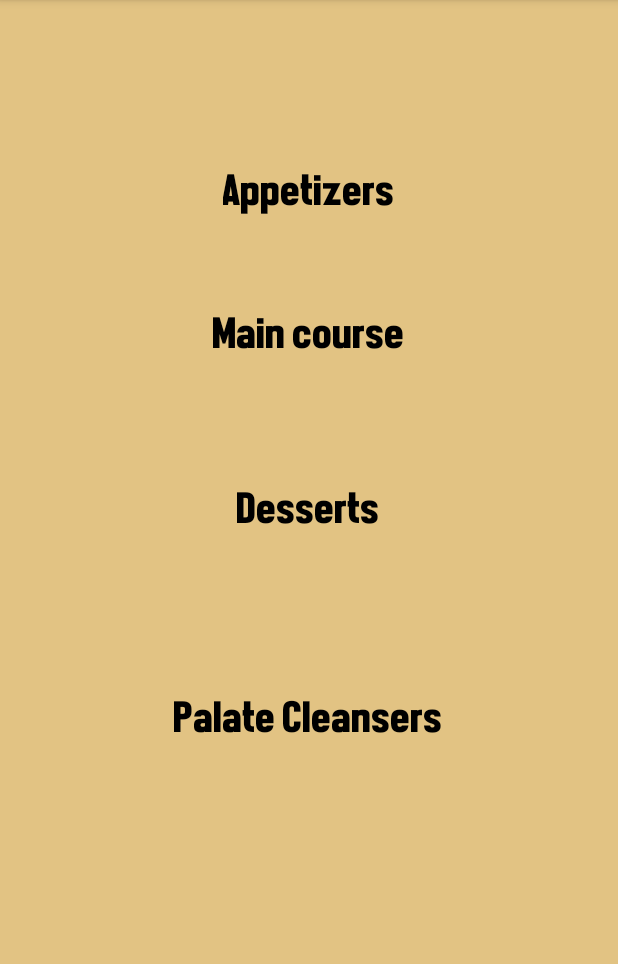
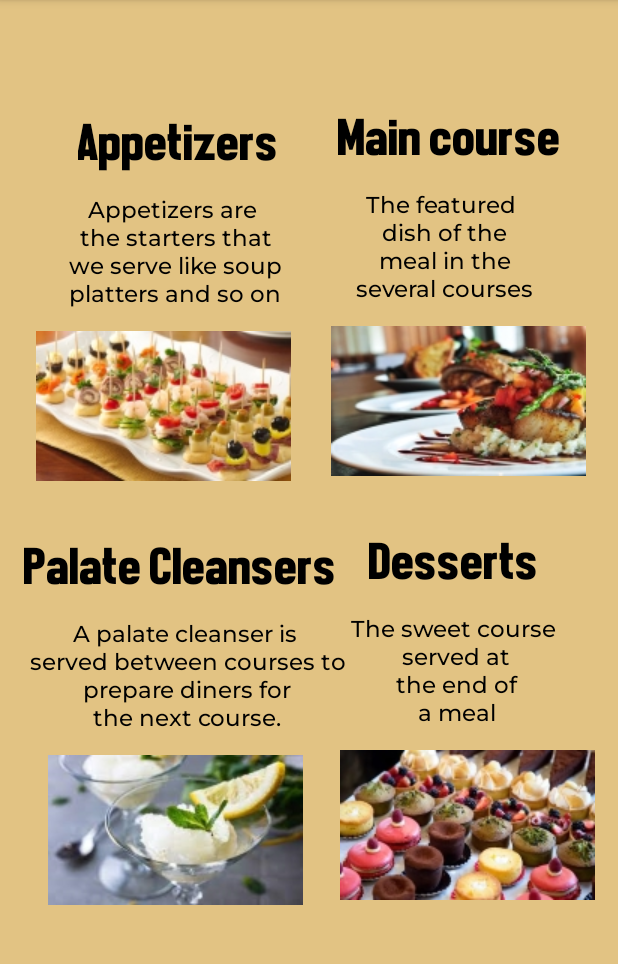
Before and after one commit to Ahaan25/RecipeAppJava, an Android app: the CheckCourses screen opened directly, with no data from a screen before it, on a phone screen of 412 x 824 dp, the part 84-1048 px from its top. Run offline under Robolectric (Android 15) with nearby library versions, the phone set to English and light mode, and no system bars.

Commit message:
Added basic functions

```diff
--- a/app/src/main/java/com/example/recipeappjava/CheckCourses.java
+++ b/app/src/main/java/com/example/recipeappjava/CheckCourses.java
@@ -2,7 +2,10 @@ package com.example.recipeappjava;
 
 import androidx.appcompat.app.AppCompatActivity;
 
+import android.content.Intent;
 import android.os.Bundle;
+import android.view.View;
+import android.widget.ImageView;
 import android.widget.TextView;
 
 import org.w3c.dom.Text;
@@ -10,6 +13,7 @@ import org.w3c.dom.Text;
 public class CheckCourses extends AppCompatActivity {
 
     TextView appetizer, maincourse, dessert, palletecleanser;
+    ImageView app, mai, des, pal;
 
     @Override
     protected void onCreate(Bundle savedInstanceState) {
@@ -20,8 +24,62 @@ public class CheckCourses extends AppCompatActivity {
         maincourse=findViewById(R.id.textView7);
         dessert=findViewById(R.id.textView8);
         palletecleanser=findViewById(R.id.textView9);
+        app=findViewById(R.id.imageView9);
+        mai=findViewById(R.id.imageView10);
+        des=findViewById(R.id.imageView11);
+        pal=findViewById(R.id.imageView12);
 
+        appetizer.setOnClickListener(new View.OnClickListener() {
+            @Override
+            public void onClick(View v) {
+                Intent a=new Intent(CheckCourses.this, Appetizer.class);
+            }
+        });
+        app.setOnClickListener(new View.OnClickListener() {
+            @Override
+            public void onClick(View v) {
+                Intent a=new Intent(CheckCourses.this, Appetizer.class);
+            }
+        });
 
+        maincourse.setOnClickListener(new View.OnClickListener() {
+            @Override
+            public void onClick(View v) {
+                Intent a=new Intent(CheckCourses.this, MainCourse.class);
+            }
+        });
+        mai.setOnClickListener(new View.OnClickListener() {
+            @Override
+            public void onClick(View v) {
+                Intent a=new Intent(CheckCourses.this, MainCourse.class);
+            }
+        });
+
+        dessert.setOnClickListener(new View.OnClickListener() {
+            @Override
+            public void onClick(View v) {
+                Intent a=new Intent(CheckCourses.this, Desserts.class);
+            }
+        });
+        des.setOnClickListener(new View.OnClickListener() {
+            @Override
+            public void onClick(View v) {
+                Intent a=new Intent(CheckCourses.this, Desserts.class);
+            }
+        });
+
+        palletecleanser.setOnClickListener(new View.OnClickListener() {
+            @Override
+            public void onClick(View v) {
+                Intent a=new Intent(CheckCourses.this, PaleteCleansers.class);
+            }
+        });
+        pal.setOnClickListener(new View.OnClickListener() {
+            @Override
+            public void onClick(View v) {
+                Intent a=new Intent(CheckCourses.this, PaleteCleansers.class);
+            }
+        });
 
     }
 }
--- a/app/src/main/res/layout/activity_check_courses.xml
+++ b/app/src/main/res/layout/activity_check_courses.xml
@@ -4,52 +4,8 @@
     xmlns:tools="http://schemas.android.com/tools"
     android:layout_width="match_parent"
     android:layout_height="match_parent"
-    tools:context=".CheckCourses"
-    android:background="#e2c383">
-
-    <TextView
-        android:id="@+id/textView9"
-        android:layout_width="wrap_content"
-        android:layout_height="wrap_content"
-        android:fontFamily="@font/frontpageneue"
-        android:text="Palate Cleansers"
-        android:textColor="@color/black"
-        android:textSize="30dp"
-        app:layout_constraintBottom_toBottomOf="parent"
-        app:layout_constraintEnd_toEndOf="parent"
-        app:layout_constraintHorizontal_bias="0.498"
-        app:layout_constraintStart_toStartOf="parent"
-        app:layout_constraintTop_toBottomOf="@+id/textView8"
-        app:layout_constraintVertical_bias="0.279" />
-
-    <TextView
-        android:id="@+id/textView8"
-        android:layout_width="wrap_content"
-        android:layout_height="wrap_content"
-        android:fontFamily="@font/frontpageneue"
-        android:text="Desserts"
-        android:textColor="@color/black"
-        android:textSize="30dp"
-        app:layout_constraintBottom_toBottomOf="parent"
-        app:layout_constraintEnd_toEndOf="parent"
-        app:layout_constraintHorizontal_bias="0.498"
-        app:layout_constraintStart_toStartOf="parent"
-        app:layout_constraintTop_toBottomOf="@+id/textView7"
-        app:layout_constraintVertical_bias="0.168" />
-
-    <TextView
-        android:id="@+id/textView7"
-        android:layout_width="wrap_content"
-        android:layout_height="wrap_content"
-        android:fontFamily="@font/frontpageneue"
-        android:text="Main course"
-        android:textColor="@color/black"
-        android:textSize="30dp"
-        app:layout_constraintBottom_toBottomOf="parent"
-        app:layout_constraintEnd_toEndOf="parent"
-        app:layout_constraintStart_toStartOf="parent"
-        app:layout_constraintTop_toBottomOf="@+id/textView6"
-        app:layout_constraintVertical_bias="0.105" />
+    android:background="#e2c383"
+    tools:context=".CheckCourses">
 
     <TextView
         android:id="@+id/textView6"
@@ -58,10 +14,158 @@
         android:fontFamily="@font/frontpageneue"
         android:text="Appetizers"
         android:textColor="@color/black"
-        android:textSize="30dp"
+        android:textSize="35dp"
         app:layout_constraintBottom_toBottomOf="parent"
         app:layout_constraintEnd_toEndOf="parent"
+        app:layout_constraintHorizontal_bias="0.186"
         app:layout_constraintStart_toStartOf="parent"
         app:layout_constraintTop_toTopOf="parent"
-        app:layout_constraintVertical_bias="0.15" />
+        app:layout_constraintVertical_bias="0.103" />
+
+    <TextView
+        android:id="@+id/textView16"
+        android:layout_width="wrap_content"
+        android:layout_height="wrap_content"
+        android:layout_marginTop="15dp"
+        android:fontFamily="@font/montserratmedium"
+        android:gravity="center"
+        android:text="@string/appetizers"
+        android:textColor="@color/black"
+        android:textSize="15dp"
+        app:layout_constraintEnd_toEndOf="parent"
+        app:layout_constraintHorizontal_bias="0.156"
+        app:layout_constraintStart_toStartOf="parent"
+        app:layout_constraintTop_toBottomOf="@+id/textView6" />
+
+    <TextView
+        android:id="@+id/textView7"
+        android:layout_width="wrap_content"
+        android:layout_height="wrap_content"
+        android:layout_marginTop="72dp"
+        android:fontFamily="@font/frontpageneue"
+        android:text="Main course"
+        android:textColor="@color/black"
+        android:textSize="35dp"
+        app:layout_constraintEnd_toEndOf="parent"
+        app:layout_constraintHorizontal_bias="0.856"
+        app:layout_constraintStart_toStartOf="parent"
+        app:layout_constraintTop_toTopOf="parent" />
+
+    <TextView
+        android:id="@+id/textView17"
+        android:layout_width="wrap_content"
+        android:layout_height="wrap_content"
+        android:layout_marginTop="15dp"
+        android:fontFamily="@font/montserratmedium"
+        android:gravity="center"
+        android:text="@string/maincourse"
+        android:textColor="@color/black"
+        android:textSize="15dp"
+        app:layout_constraintEnd_toEndOf="parent"
+        app:layout_constraintHorizontal_bias="0.805"
+        app:layout_constraintStart_toStartOf="parent"
+        app:layout_constraintTop_toBottomOf="@+id/textView7" />
+
+    <TextView
+        android:id="@+id/textView19"
+        android:layout_width="wrap_content"
+        android:layout_height="wrap_content"
+        android:layout_marginTop="15dp"
+        android:fontFamily="@font/montserratmedium"
+        android:gravity="center"
+        android:text="@string/desserts"
+        android:textColor="@color/black"
+        android:textSize="15dp"
+        app:layout_constraintEnd_toEndOf="parent"
+        app:layout_constraintHorizontal_bias="0.85"
+        app:layout_constraintStart_toStartOf="parent"
+        app:layout_constraintTop_toBottomOf="@+id/textView8" />
+
+    <TextView
+        android:id="@+id/textView18"
+        android:layout_width="wrap_content"
+        android:layout_height="wrap_content"
+        android:layout_marginTop="15dp"
+        android:fontFamily="@font/montserratmedium"
+        android:gravity="center"
+        android:text="@string/paletecleansers"
+        android:textColor="@color/black"
+        android:textSize="15dp"
+        app:layout_constraintEnd_toEndOf="parent"
+        app:layout_constraintHorizontal_bias="0.078"
+        app:layout_constraintStart_toStartOf="parent"
+        app:layout_constraintTop_toBottomOf="@+id/textView9" />
+
+    <TextView
+        android:id="@+id/textView9"
+        android:layout_width="wrap_content"
+        android:layout_height="wrap_content"
+        android:layout_marginTop="244dp"
+        android:fontFamily="@font/frontpageneue"
+        android:text="Palate Cleansers"
+        android:textColor="@color/black"
+        android:textSize="35dp"
+        app:layout_constraintEnd_toEndOf="parent"
+        app:layout_constraintHorizontal_bias="0.078"
+        app:layout_constraintStart_toStartOf="parent"
+        app:layout_constraintTop_toBottomOf="@+id/textView6" />
+
+    <TextView
+        android:id="@+id/textView8"
+        android:layout_width="wrap_content"
+        android:layout_height="wrap_content"
+        android:layout_marginTop="244dp"
+        android:fontFamily="@font/frontpageneue"
+        android:text="Desserts"
+        android:textColor="@color/black"
+        android:textSize="35dp"
+        app:layout_constraintEnd_toEndOf="parent"
+        app:layout_constraintHorizontal_bias="0.823"
+        app:layout_constraintStart_toStartOf="parent"
+        app:layout_constraintTop_toBottomOf="@+id/textView7" />
+
+    <ImageView
+        android:id="@+id/imageView9"
+        android:layout_width="wrap_content"
+        android:layout_height="wrap_content"
+        android:layout_marginTop="15dp"
+        app:layout_constraintEnd_toEndOf="parent"
+        app:layout_constraintHorizontal_bias="0.099"
+        app:layout_constraintStart_toStartOf="parent"
+        app:layout_constraintTop_toBottomOf="@+id/textView16"
+        app:srcCompat="@drawable/appetizers" />
+
+    <ImageView
+        android:id="@+id/imageView10"
+        android:layout_width="wrap_content"
+        android:layout_height="wrap_content"
+        android:layout_marginTop="15dp"
+        app:layout_constraintEnd_toEndOf="parent"
+        app:layout_constraintHorizontal_bias="0.912"
+        app:layout_constraintStart_toStartOf="parent"
+        app:layout_constraintTop_toBottomOf="@+id/textView17"
+        app:srcCompat="@drawable/maincourse" />
+
+    <ImageView
+        android:id="@+id/imageView11"
+        android:layout_width="wrap_content"
+        android:layout_height="wrap_content"
+        android:layout_marginTop="15dp"
+        app:layout_constraintEnd_toEndOf="parent"
+        app:layout_constraintHorizontal_bias="0.132"
+        app:layout_constraintStart_toStartOf="parent"
+        app:layout_constraintTop_toBottomOf="@+id/textView18"
+        app:srcCompat="@drawable/paletecleansers" />
+
+    <ImageView
+        android:id="@+id/imageView12"
+        android:layout_width="wrap_content"
+        android:layout_height="wrap_content"
+        android:layout_marginTop="15dp"
+        app:layout_constraintEnd_toEndOf="parent"
+        app:layout_constraintHorizontal_bias="0.937"
+        app:layout_constraintStart_toStartOf="parent"
+        app:layout_constraintTop_toBottomOf="@+id/textView19"
+        app:srcCompat="@drawable/desserts" />
+
 </androidx.constraintlayout.widget.ConstraintLayout>
--- a/app/src/main/res/values/strings.xml
+++ b/app/src/main/res/values/strings.xml
@@ -1,3 +1,7 @@
 <resources>
     <string name="app_name">Ahaan\'s Recipes</string>
+    <string name="appetizers">Appetizers are\n the starters that\n we serve like soup\n platters and so on</string>
+    <string name="maincourse">The featured\n dish of the\n meal in the\n several courses</string>
+    <string name="paletecleansers">A palate cleanser is\n served between courses to\n prepare diners for\n the next course.</string>
+    <string name="desserts">The sweet course\n served at\n the end of\n a meal</string>
 </resources>
```
Also changed, not shown: app/src/main/AndroidManifest.xml (+12 -0 lines), app/src/main/java/com/example/recipeappjava/Appetizer.java (added, +14 -0 lines), app/src/main/java/com/example/recipeappjava/Desserts.java (added, +14 -0 lines), app/src/main/java/com/example/recipeappjava/MainCourse.java (added, +14 -0 lines), app/src/main/java/com/example/recipeappjava/PaleteCleansers.java (added, +14 -0 lines), app/src/main/res/layout/activity_appetizer.xml (added, +10 -0 lines), app/src/main/res/layout/activity_desserts.xml (added, +10 -0 lines), app/src/main/res/layout/activity_main_course.xml (added, +10 -0 lines), app/src/main/res/layout/activity_palete_cleansers.xml (added, +10 -0 lines), app/src/main/res/drawable-v24/appetizers.jpg (added), app/src/main/res/drawable-v24/desserts.jpg (added), app/src/main/res/drawable-v24/maincourse.jpg (added), app/src/main/res/drawable-v24/paletecleansers.jpg (added).
